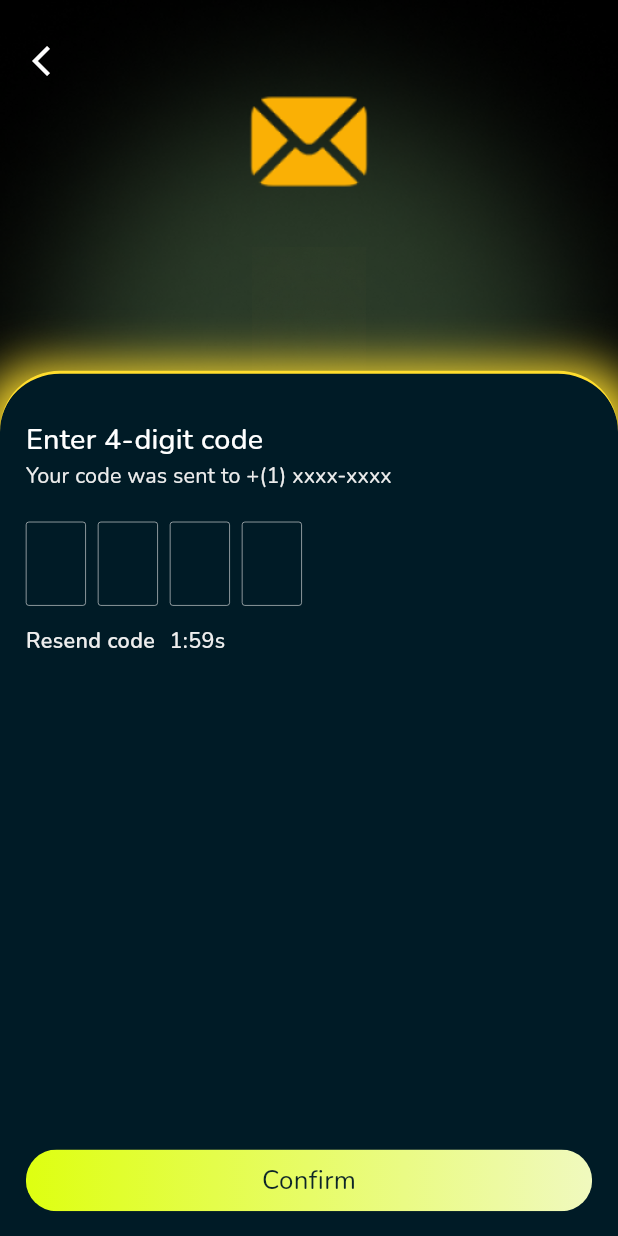
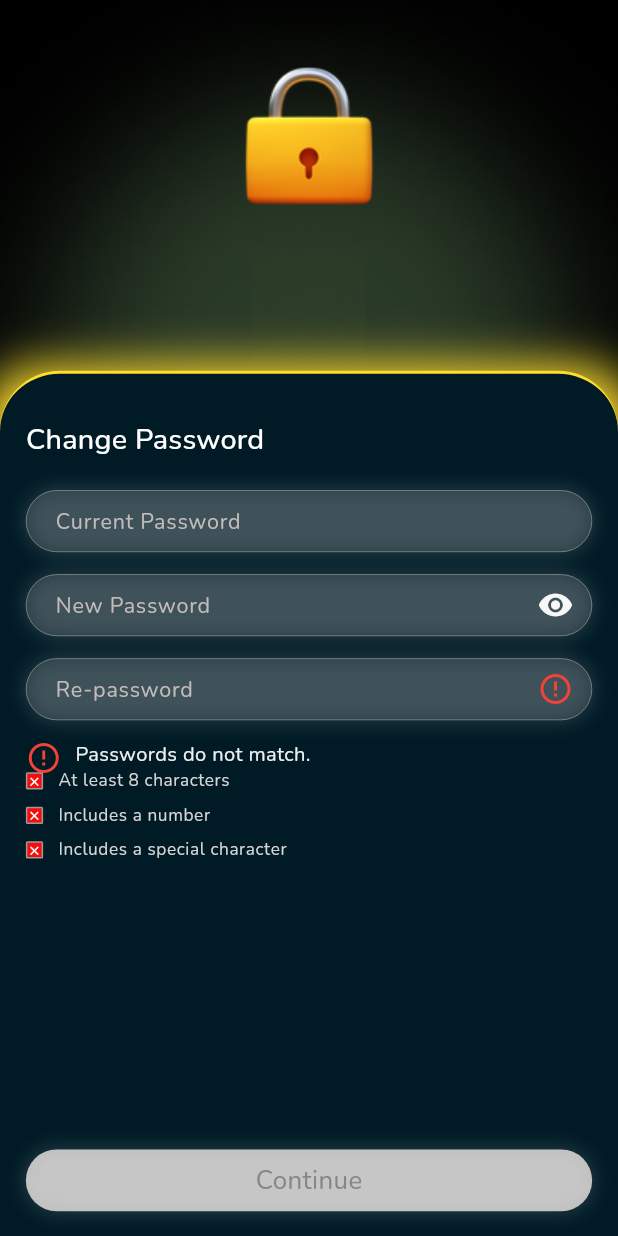
Before and after one commit to SMTech24-official/Rydleap-mobile-app, a Flutter app: the OtpScreen screen opened directly, after a tap on "Confirm", on a phone screen of 412 x 824 dp. Run offline on Flutter 3.47's test engine with Material 3 defaults, Android fonts, the phone set to English and light mode, and no system bars; drawn by our look-alikes of flutter_otp_text_field; our stand-ins replace flutter_sizer, google_fonts, google_maps_flutter, intl_phone_field, persistent_bottom_nav_bar, shared_preferences; accounts and stored records are empty; project files that could hold a hidden picture were left out.

Commit message:
change_password

```diff
--- a/lib/core/app_imagese.dart
+++ b/lib/core/app_imagese.dart
@@ -3,4 +3,5 @@ class AppImagese {
   static const String appLogo = "assets/images/logo.png";
   static const String lockIcon = "assets/images/lock.png";
   static const String messageIcon = "assets/images/message.png";
+  static const String successIcon = "assets/images/success_icon.png";
 }
--- a/lib/core/global_widgets/custom_background.dart
+++ b/lib/core/global_widgets/custom_background.dart
@@ -1,6 +1,6 @@
 import 'package:flutter/material.dart';
 import 'package:flutter_sizer/flutter_sizer.dart';
-import 'package:rydleap/core/app_imagese.dart';
+
 import 'package:rydleap/core/app_sizes.dart';
 
 class Custombackground extends StatelessWidget {
--- a/lib/core/global_widgets/custom_glass_button.dart
+++ b/lib/core/global_widgets/custom_glass_button.dart
@@ -1,8 +1,6 @@
 import 'package:flutter/material.dart';
-import 'package:flutter_svg/flutter_svg.dart';
-import 'package:rydleap/core/app_icons.dart';
+
 import 'package:rydleap/core/app_sizes.dart';
-import 'package:rydleap/core/utility/app_colors.dart';
 
 class CustomGlassButton extends StatelessWidget {
   final String text;
--- a/lib/core/global_widgets/custom_textfield.dart
+++ b/lib/core/global_widgets/custom_textfield.dart
@@ -45,6 +45,7 @@ class CustomTextfield extends StatelessWidget {
         ],
       ),
       child: TextField(
+        autofocus: false,
         controller: controller,
         obscureText: obsecureText,
         onChanged: onChanged,
--- a/lib/core/shared/widgets/background_widget.dart
+++ b/lib/core/shared/widgets/background_widget.dart
@@ -1,6 +1,6 @@
 import 'package:flutter/material.dart';
 import 'package:flutter/widgets.dart';
-import 'package:flutter_svg/flutter_svg.dart';
+
 import 'package:rydleap/core/utility/assets_paths.dart';
 
 class BackgroundWidget extends StatelessWidget {
--- /dev/null
+++ b/lib/feature/auth/presentaion/screens/change_password.dart
@@ -0,0 +1,316 @@
+import 'package:flutter/material.dart';
+import 'package:google_fonts/google_fonts.dart';
+import 'package:rydleap/core/app_icons.dart';
+import 'package:rydleap/core/app_imagese.dart';
+import 'package:rydleap/core/app_sizes.dart';
+import 'package:rydleap/core/global_widgets/custom_background.dart';
+import 'package:rydleap/core/global_widgets/custom_blur_button.dart';
+import 'package:rydleap/core/global_widgets/custom_gradient_button.dart';
+import 'package:rydleap/core/global_widgets/custom_textfield.dart';
+
+class ChangePasswordScreen extends StatefulWidget {
+  const ChangePasswordScreen({super.key});
+
+  @override
+  State<ChangePasswordScreen> createState() => _ChangePasswordScreenState();
+}
+
+class _ChangePasswordScreenState extends State<ChangePasswordScreen> {
+  TextEditingController _currentPasswordController = TextEditingController();
+  TextEditingController _newPasswordController = TextEditingController();
+  TextEditingController _confirmPasswordController = TextEditingController();
+  bool checkPass = false;
+
+  bool isConditionMet = false;
+
+  bool containsNumber(String password) {
+    return password.contains(RegExp(r'\d'));
+  }
+
+  bool containsSpecialCharacter(String password) {
+    return password.contains(RegExp(r'[!@#$%^&*(),.?":{}|<>]'));
+  }
+
+  List<String> passwordCondition = [
+    "At least 8 characters",
+    "Includes a number",
+    "Includes a special character",
+  ];
+
+  bool get isPasswordStrong {
+    String password = _newPasswordController.text;
+    return password.length >= 8 &&
+        containsNumber(password) &&
+        containsSpecialCharacter(password);
+  }
+
+  bool get isPasswordMatch {
+    return _newPasswordController.text == _confirmPasswordController.text &&
+        _newPasswordController.text.isNotEmpty;
+  }
+
+  String get passwordStrengthMessage {
+    if (isPasswordMatch && isPasswordStrong) {
+      return "Strong";
+    } else if (isPasswordMatch && !isPasswordStrong) {
+      return "Week";
+    } else {
+      return "Passwords do not match.";
+    }
+  }
+
+  Widget get passwordStrengthIcon {
+    if (isPasswordMatch && isPasswordStrong) {
+      return Image.asset(AppIcons.checkFill);
+    } else {
+      return Icon(
+        Icons.error_outline,
+        color: Colors.red,
+      );
+    }
+  }
+
+  @override
+  Widget build(BuildContext context) {
+    return Scaffold(
+      resizeToAvoidBottomInset: false,
+      body: Custombackground(
+        widget: Padding(
+          padding: EdgeInsets.only(top: getHeight(50)),
+          child: Align(
+            alignment: Alignment.topCenter,
+            child: Container(
+              height: getHeight(129),
+              width: getWidth(138),
+              child: Image.asset(AppImagese.lockIcon),
+            ),
+          ),
+        ),
+        bottomContainerHeight: screenHeight() * 0.7,
+        child: Column(
+          crossAxisAlignment: CrossAxisAlignment.start,
+          children: [
+            Text(
+              "Change Password",
+              style: Theme.of(context).textTheme.titleMedium,
+            ),
+            SizedBox(
+              height: getHeight(24),
+            ),
+            CustomTextfield(
+              controller: _currentPasswordController,
+              obsecureText: checkPass,
+              hintext: "Current Password",
+              suffixIcon: SizedBox(),
+              onChanged: (value) {
+                setState(() {});
+              },
+            ),
+            SizedBox(
+              height: getHeight(18),
+            ),
+            CustomTextfield(
+              controller: _newPasswordController,
+              obsecureText: checkPass,
+              hintext: "New Password",
+              suffixIcon: InkWell(
+                onTap: () {
+                  setState(() {
+                    checkPass = !checkPass;
+                  });
+                },
+                child: SizedBox(
+                  height: getHeight(24),
+                  width: getWidth(24),
+                  child: Icon(
+                    checkPass ? Icons.visibility_off : Icons.visibility,
+                    color: Color(0xffF8F8F8),
+                  ),
+                ),
+              ),
+              onChanged: (value) {
+                setState(() {});
+              },
+            ),
+            SizedBox(
+              height: getHeight(18),
+            ),
+            CustomTextfield(
+              controller: _confirmPasswordController,
+              obsecureText: checkPass,
+              hintext: "Re-password",
+              suffixIcon: SizedBox(
+                  height: getHeight(24),
+                  width: getWidth(24),
+                  child: passwordStrengthIcon),
+              onTap: () {
+                setState(() {
+                  checkPass = !checkPass;
+                });
+              },
+              onChanged: (value) {
+                setState(() {});
+              },
+            ),
+            SizedBox(
+              height: getHeight(16),
+            ),
+            Row(
+              children: [
+                SizedBox(
+                    height: getHeight(24),
+                    width: getWidth(24),
+                    child: passwordStrengthIcon),
+                SizedBox(
+                  width: 10,
+                ),
+                Text(
+                  passwordStrengthMessage,
+                  style: Theme.of(context).textTheme.bodyMedium,
+                ),
+              ],
+            ),
+            //password conditon section
+            ListView.builder(
+              shrinkWrap: true,
+              itemCount: passwordCondition.length,
+              itemBuilder: (context, index) {
+                final condition = passwordCondition[index];
+
+                switch (index) {
+                  case 0:
+                    isConditionMet = _newPasswordController.text.length >= 8;
+                    break;
+                  case 1:
+                    isConditionMet =
+                        containsNumber(_newPasswordController.text);
+                    break;
+                  case 2:
+                    isConditionMet =
+                        containsSpecialCharacter(_newPasswordController.text);
+                    break;
+                }
+
+                return Padding(
+                  padding: const EdgeInsets.only(bottom: 8),
+                  child: Row(
+                    children: [
+                      Container(
+                        height: getWidth(12),
+                        width: getWidth(12),
+                        decoration: BoxDecoration(
+                          borderRadius: BorderRadius.circular(1),
+                          border: Border.all(
+                            color: isConditionMet
+                                ? Colors.white
+                                : Color(0xff9B9A9A),
+                          ),
+                          color: isConditionMet
+                              ? Color(0xff30B64D)
+                              : Color(0xffF50D0D),
+                        ),
+                        child: isConditionMet
+                            ? Icon(
+                                Icons.check,
+                                color: Colors.white,
+                                size: getWidth(10),
+                              )
+                            : Icon(
+                                Icons.close,
+                                color: Colors.white,
+                                size: getWidth(10),
+                              ),
+                      ),
+                      SizedBox(
+                        width: 10,
+                      ),
+                      Text(
+                        condition,
+                        style: Theme.of(context).textTheme.bodySmall?.copyWith(
+                              color:
+                                  Theme.of(context).textTheme.bodySmall?.color,
+                            ),
+                      ),
+                    ],
+                  ),
+                );
+              },
+            ),
+            Spacer(),
+            isPasswordMatch && isPasswordStrong
+                ? CustomGradientButton(
+                    text: "Continue",
+                    onTap: () {
+                      _currentPasswordController.clear();
+                      _newPasswordController.clear();
+                      _confirmPasswordController.clear();
+                      _customBottomSheet(context);
+                    })
+                : CustomBlurButton(
+                    text: "Continue",
+                    // isPasswordMatch && isPasswordStrong
+                    //     ? () {
+                    //         // Navigate to the next page
+                    //       }
+                    //     : null, // Disable the button if conditions are not met
+                  ),
+            SizedBox(
+              height: getHeight(20),
+            ),
+          ],
+        ),
+      ),
+    );
+  }
+
+  Future<dynamic> _customBottomSheet(BuildContext context) {
+    return showModalBottomSheet(
+      context: context,
+      isScrollControlled: true, // Make the bottom sheet take the full screen
+      backgroundColor: Colors.transparent, // Transparent background
+      barrierColor: Color(
+          0xff001B26), // Semi-transparent black background for the barrier
+      builder: (BuildContext context) {
+        return Align(
+          alignment: Alignment.center, // Center the container on the screen
+          child: Container(
+            margin: EdgeInsets.symmetric(horizontal: getWidth(38)),
+            height: getHeight(238),
+            width: double.infinity,
+            decoration: BoxDecoration(
+              color: Colors.white,
+              borderRadius: BorderRadius.circular(10),
+            ),
+            child: Column(
+              mainAxisAlignment: MainAxisAlignment.center,
+              children: [
+                SizedBox(
+                  height: getHeight(95),
+                  width: getWidth(95),
+                  child: Image.asset(AppImagese.successIcon),
+                ),
+                Text(
+                  'Your password has been changed successfully!',
+                  textAlign: TextAlign.center,
+                  style: GoogleFonts.nunito(
+                    color: Color(0xff001B26),
+                    fontSize: getWidth(17),
+                    fontWeight: FontWeight.w500,
+                  ),
+                ),
+              ],
+            ),
+          ),
+        );
+      },
+    );
+  }
+
+  @override
+  void dispose() {
+    _currentPasswordController.clear();
+    _newPasswordController.clear();
+    _confirmPasswordController.clear();
+    super.dispose();
+  }
+}
--- a/lib/feature/auth/presentaion/screens/login_screen.dart
+++ b/lib/feature/auth/presentaion/screens/login_screen.dart
@@ -6,8 +6,7 @@ import 'package:rydleap/core/global_widgets/app_text_button.dart';
 import 'package:rydleap/core/global_widgets/custom_background.dart';
 import 'package:rydleap/core/global_widgets/custom_gradient_button.dart';
 import 'package:rydleap/core/global_widgets/custom_textfield.dart';
-import 'package:rydleap/core/utility/app_colors.dart';
-import 'package:rydleap/feature/auth/presentaion/screens/create_password.dart';
+
 import 'package:rydleap/feature/auth/presentaion/screens/otp_screen.dart';
 
 class LoginScreen extends StatefulWidget {
--- a/lib/feature/auth/presentaion/screens/name_email_screen.dart
+++ b/lib/feature/auth/presentaion/screens/name_email_screen.dart
@@ -7,8 +7,6 @@ import 'package:rydleap/core/global_widgets/custom_gradient_button.dart';
 import 'package:rydleap/core/global_widgets/custom_textfield.dart';
 import 'package:rydleap/core/utility/app_colors.dart';
 import 'package:rydleap/feature/auth/presentaion/screens/create_password.dart';
-import 'package:rydleap/feature/home/presentation/screens/home.dart';
-import 'package:rydleap/nav_page.dart';
 
 class NameEmailScreen extends StatefulWidget {
   const NameEmailScreen({super.key});
--- a/lib/feature/auth/presentaion/screens/otp_screen.dart
+++ b/lib/feature/auth/presentaion/screens/otp_screen.dart
@@ -5,6 +5,7 @@ import 'package:rydleap/core/app_imagese.dart';
 import 'package:rydleap/core/app_sizes.dart';
 import 'package:rydleap/core/global_widgets/custom_background.dart';
 import 'package:rydleap/core/global_widgets/custom_gradient_button.dart';
+import 'package:rydleap/feature/auth/presentaion/screens/change_password.dart';
 
 class OtpScreen extends StatelessWidget {
   const OtpScreen({super.key});
@@ -110,7 +111,14 @@ class OtpScreen extends StatelessWidget {
                 ],
               ),
               Spacer(),
-              CustomGradientButton(text: "Confirm", onTap: () {}),
+              CustomGradientButton(
+                  text: "Confirm",
+                  onTap: () {
+                    Navigator.push(
+                        context,
+                        MaterialPageRoute(
+                            builder: (_) => ChangePasswordScreen()));
+                  }),
               SizedBox(
                 height: getHeight(20),
               )
--- a/lib/feature/auth/presentaion/screens/your_location.dart
+++ b/lib/feature/auth/presentaion/screens/your_location.dart
@@ -1,14 +1,12 @@
 import 'package:flutter/material.dart';
 import 'package:flutter_sizer/flutter_sizer.dart';
 import 'package:rydleap/core/app_sizes.dart';
-import 'package:rydleap/core/global_widgets/custom_blur_button.dart';
+
 import 'package:rydleap/core/global_widgets/custom_gradient_button.dart';
 import 'package:rydleap/core/global_widgets/global_variable.dart';
-import 'package:rydleap/core/shared/widgets/gradient_button.dart';
+
 import 'package:rydleap/core/utility/app_colors.dart';
 import 'package:rydleap/feature/auth/presentaion/screens/register_screen.dart';
-
-import '../../../home/presentation/screens/home.dart';
 
 class YourLocation extends StatelessWidget {
   const YourLocation({super.key});
```
Also changed, not shown: lib/core/shared/screen/splashScreen.dart (+3 -5 lines), assets/images/success_icon.png (added).
